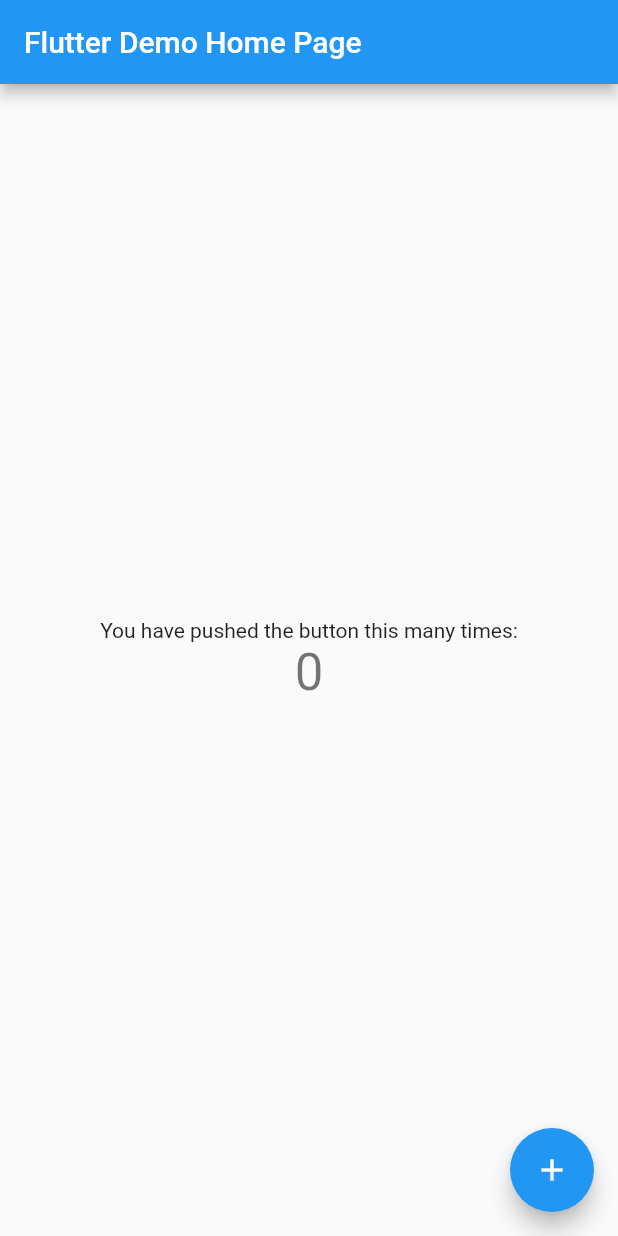
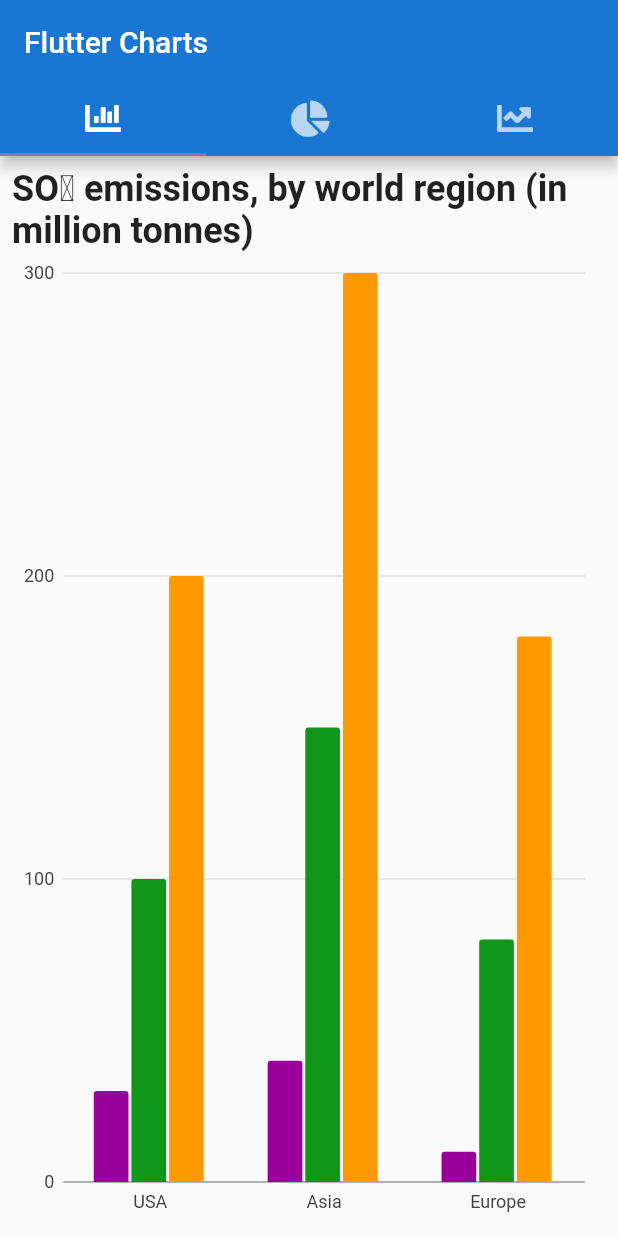
Before and after one commit to richbm10/data-visualization-flutter, a Flutter app: the screen it shows after launch, on a phone screen of 412 x 824 dp. Run offline on Flutter 3.47's test engine with Material 2 defaults, Android fonts, the phone set to English and light mode, and no system bars; our stand-ins replace charts_flutter, font_awesome_flutter.

Commit message:
base-charts

```diff
--- /dev/null
+++ b/data_visualization_project/lib/hompage.dart
@@ -0,0 +1,303 @@
+import 'package:flutter/material.dart';
+import 'package:charts_flutter/flutter.dart' as charts;
+import 'package:font_awesome_flutter/font_awesome_flutter.dart';
+
+class HomePage extends StatefulWidget {
+  final Widget child;
+
+  HomePage({Key key, this.child}) : super(key: key);
+
+  _HomePageState createState() => _HomePageState();
+}
+
+class _HomePageState extends State<HomePage> {
+  List<charts.Series<Pollution, String>> _seriesData;
+  List<charts.Series<Task, String>> _seriesPieData;
+  List<charts.Series<Sales, int>> _seriesLineData;
+
+  _generateData() {
+    var data1 = [
+      new Pollution(1980, 'USA', 30),
+      new Pollution(1980, 'Asia', 40),
+      new Pollution(1980, 'Europe', 10),
+    ];
+    var data2 = [
+      new Pollution(1985, 'USA', 100),
+      new Pollution(1980, 'Asia', 150),
+      new Pollution(1985, 'Europe', 80),
+    ];
+    var data3 = [
+      new Pollution(1985, 'USA', 200),
+      new Pollution(1980, 'Asia', 300),
+      new Pollution(1985, 'Europe', 180),
+    ];
+
+    var piedata = [
+      new Task('Work', 35.8, Color(0xff3366cc)),
+      new Task('Eat', 8.3, Color(0xff990099)),
+      new Task('Commute', 10.8, Color(0xff109618)),
+      new Task('TV', 15.6, Color(0xfffdbe19)),
+      new Task('Sleep', 19.2, Color(0xffff9900)),
+      new Task('Other', 10.3, Color(0xffdc3912)),
+    ];
+
+    var linesalesdata = [
+      new Sales(0, 45),
+      new Sales(1, 56),
+      new Sales(2, 55),
+      new Sales(3, 60),
+      new Sales(4, 61),
+      new Sales(5, 70),
+    ];
+    var linesalesdata1 = [
+      new Sales(0, 35),
+      new Sales(1, 46),
+      new Sales(2, 45),
+      new Sales(3, 50),
+      new Sales(4, 51),
+      new Sales(5, 60),
+    ];
+
+    var linesalesdata2 = [
+      new Sales(0, 20),
+      new Sales(1, 24),
+      new Sales(2, 25),
+      new Sales(3, 40),
+      new Sales(4, 45),
+      new Sales(5, 60),
+    ];
+
+    _seriesData.add(
+      charts.Series(
+        domainFn: (Pollution pollution, _) => pollution.place,
+        measureFn: (Pollution pollution, _) => pollution.quantity,
+        id: '2017',
+        data: data1,
+        fillPatternFn: (_, __) => charts.FillPatternType.solid,
+        fillColorFn: (Pollution pollution, _) =>
+            charts.ColorUtil.fromDartColor(Color(0xff990099)),
+      ),
+    );
+
+    _seriesData.add(
+      charts.Series(
+        domainFn: (Pollution pollution, _) => pollution.place,
+        measureFn: (Pollution pollution, _) => pollution.quantity,
+        id: '2018',
+        data: data2,
+        fillPatternFn: (_, __) => charts.FillPatternType.solid,
+        fillColorFn: (Pollution pollution, _) =>
+           charts.ColorUtil.fromDartColor(Color(0xff109618)),
+      ),
+    );
+
+    _seriesData.add(
+      charts.Series(
+        domainFn: (Pollution pollution, _) => pollution.place,
+        measureFn: (Pollution pollution, _) => pollution.quantity,
+        id: '2019',
+        data: data3,
+        fillPatternFn: (_, __) => charts.FillPatternType.solid,
+       fillColorFn: (Pollution pollution, _) =>
+          charts.ColorUtil.fromDartColor(Color(0xffff9900)),
+      ),
+    );
+
+    _seriesPieData.add(
+      charts.Series(
+        domainFn: (Task task, _) => task.task,
+        measureFn: (Task task, _) => task.taskvalue,
+        colorFn: (Task task, _) =>
+            charts.ColorUtil.fromDartColor(task.colorval),
+        id: 'Air Pollution',
+        data: piedata,
+         labelAccessorFn: (Task row, _) => '${row.taskvalue}',
+      ),
+    );
+
+    _seriesLineData.add(
+      charts.Series(
+        colorFn: (__, _) => charts.ColorUtil.fromDartColor(Color(0xff990099)),
+        id: 'Air Pollution',
+        data: linesalesdata,
+        domainFn: (Sales sales, _) => sales.yearval,
+        measureFn: (Sales sales, _) => sales.salesval,
+      ),
+    );
+    _seriesLineData.add(
+      charts.Series(
+        colorFn: (__, _) => charts.ColorUtil.fromDartColor(Color(0xff109618)),
+        id: 'Air Pollution',
+        data: linesalesdata1,
+        domainFn: (Sales sales, _) => sales.yearval,
+        measureFn: (Sales sales, _) => sales.salesval,
+      ),
+    );
+    _seriesLineData.add(
+      charts.Series(
+        colorFn: (__, _) => charts.ColorUtil.fromDartColor(Color(0xffff9900)),
+        id: 'Air Pollution',
+        data: linesalesdata2,
+        domainFn: (Sales sales, _) => sales.yearval,
+        measureFn: (Sales sales, _) => sales.salesval,
+      ),
+    );
+  }
+
+  @override
+  void initState() {
+    // TODO: implement initState
+    super.initState();
+    _seriesData = List<charts.Series<Pollution, String>>();
+    _seriesPieData = List<charts.Series<Task, String>>();
+    _seriesLineData = List<charts.Series<Sales, int>>();
+    _generateData();
+  }
+
+  @override
+  Widget build(BuildContext context) {
+    return MaterialApp(
+      home: DefaultTabController(
+        length: 3,
+        child: Scaffold(
+          appBar: AppBar(
+            backgroundColor: Color(0xff1976d2),
+            //backgroundColor: Color(0xff308e1c),
+            bottom: TabBar(
+              indicatorColor: Color(0xff9962D0),
+              tabs: [
+                Tab(
+                  icon: Icon(FontAwesomeIcons.solidChartBar),
+                ),
+                Tab(icon: Icon(FontAwesomeIcons.chartPie)),
+                Tab(icon: Icon(FontAwesomeIcons.chartLine)),
+              ],
+            ),
+            title: Text('Flutter Charts'),
+          ),
+          body: TabBarView(
+            children: [
+              Padding(
+                padding: EdgeInsets.all(8.0),
+                child: Container(
+                  child: Center(
+                    child: Column(
+                      children: <Widget>[
+                        Text(
+                            'SO₂ emissions, by world region (in million tonnes)',style: TextStyle(fontSize: 24.0,fontWeight: FontWeight.bold),),
+                        Expanded(
+                          child: charts.BarChart(
+                            _seriesData,
+                            animate: true,
+                            barGroupingType: charts.BarGroupingType.grouped,
+                            //behaviors: [new charts.SeriesLegend()],
+                            animationDuration: Duration(seconds: 5),
+                          ),
+                        ),
+                      ],
+                    ),
+                  ),
+                ),
+              ),
+              Padding(
+                padding: EdgeInsets.all(8.0),
+                child: Container(
+                  child: Center(
+                    child: Column(
+                      children: <Widget>[
+                        Text(
+                            'Time spent on daily tasks',style: TextStyle(fontSize: 24.0,fontWeight: FontWeight.bold),),
+                            SizedBox(height: 10.0,),
+                        Expanded(
+                          child: charts.PieChart(
+                            _seriesPieData,
+                            animate: true,
+                            animationDuration: Duration(seconds: 5),
+                             behaviors: [
+                            new charts.DatumLegend(
+                              outsideJustification: charts.OutsideJustification.endDrawArea,
+                              horizontalFirst: false,
+                              desiredMaxRows: 2,
+                              cellPadding: new EdgeInsets.only(right: 4.0, bottom: 4.0),
+                              entryTextStyle: charts.TextStyleSpec(
+                                  color: charts.MaterialPalette.purple.shadeDefault,
+                                  fontFamily: 'Georgia',
+                                  fontSize: 11),
+                            )
+                          ],
+                           defaultRenderer: new charts.ArcRendererConfig(
+                              arcWidth: 100,
+                             arcRendererDecorators: [
+          new charts.ArcLabelDecorator(
+              labelPosition: charts.ArcLabelPosition.inside)
+        ])),
+                        ),
+                      ],
+                    ),
+                  ),
+                ),
+              ),
+              Padding(
+                padding: EdgeInsets.all(8.0),
+                child: Container(
+                  child: Center(
+                    child: Column(
+                      children: <Widget>[
+                        Text(
+                            'Sales for the first 5 years',style: TextStyle(fontSize: 24.0,fontWeight: FontWeight.bold),),
+                        Expanded(
+                          child: charts.LineChart(
+                            _seriesLineData,
+                            defaultRenderer: new charts.LineRendererConfig(
+                                includeArea: true, stacked: true),
+                            animate: true,
+                            animationDuration: Duration(seconds: 5),
+                            behaviors: [
+        new charts.ChartTitle('Years',
+            behaviorPosition: charts.BehaviorPosition.bottom,
+            titleOutsideJustification:charts.OutsideJustification.middleDrawArea),
+        new charts.ChartTitle('Sales',
+            behaviorPosition: charts.BehaviorPosition.start,
+            titleOutsideJustification: charts.OutsideJustification.middleDrawArea),
+        new charts.ChartTitle('Departments',
+            behaviorPosition: charts.BehaviorPosition.end,
+            titleOutsideJustification:charts.OutsideJustification.middleDrawArea,
+            )
+      ]
+                          ),
+                        ),
+                      ],
+                    ),
+                  ),
+                ),
+              ),
+            ],
+          ),
+        ),
+      ),
+    );
+  }
+}
+
+class Pollution {
+  String place;
+  int year;
+  int quantity;
+
+  Pollution(this.year, this.place, this.quantity);
+}
+
+class Task {
+  String task;
+  double taskvalue;
+  Color colorval;
+
+  Task(this.task, this.taskvalue, this.colorval);
+}
+
+class Sales {
+  int yearval;
+  int salesval;
+
+  Sales(this.yearval, this.salesval);
+}
--- a/data_visualization_project/lib/main.dart
+++ b/data_visualization_project/lib/main.dart
@@ -1,117 +1,19 @@
 import 'package:flutter/material.dart';
+import './hompage.dart';
 
-void main() {
-  runApp(MyApp());
-}
+void main() => runApp(MyApp());
 
 class MyApp extends StatelessWidget {
   // This widget is the root of your application.
   @override
   Widget build(BuildContext context) {
     return MaterialApp(
-      title: 'Flutter Demo',
+      debugShowCheckedModeBanner: false,
+      title: 'Flutter Animated Charts App',
       theme: ThemeData(
-        // This is the theme of your application.
-        //
-        // Try running your application with "flutter run". You'll see the
-        // application has a blue toolbar. Then, without quitting the app, try
-        // changing the primarySwatch below to Colors.green and then invoke
-        // "hot reload" (press "r" in the console where you ran "flutter run",
-        // or simply save your changes to "hot reload" in a Flutter IDE).
-        // Notice that the counter didn't reset back to zero; the application
-        // is not restarted.
-        primarySwatch: Colors.blue,
-        // This makes the visual density adapt to the platform that you run
-        // the app on. For desktop platforms, the controls will be smaller and
-        // closer together (more dense) than on mobile platforms.
-        visualDensity: VisualDensity.adaptivePlatformDensity,
+        primaryColor: Color(0xffff6101),
       ),
-      home: MyHomePage(title: 'Flutter Demo Home Page'),
+      home: HomePage(),
     );
   }
 }
-
-class MyHomePage extends StatefulWidget {
-  MyHomePage({Key key, this.title}) : super(key: key);
-
-  // This widget is the home page of your application. It is stateful, meaning
-  // that it has a State object (defined below) that contains fields that affect
-  // how it looks.
-
-  // This class is the configuration for the state. It holds the values (in this
-  // case the title) provided by the parent (in this case the App widget) and
-  // used by the build method of the State. Fields in a Widget subclass are
-  // always marked "final".
-
-  final String title;
-
-  @override
-  _MyHomePageState createState() => _MyHomePageState();
-}
-
-class _MyHomePageState extends State<MyHomePage> {
-  int _counter = 0;
-
-  void _incrementCounter() {
-    setState(() {
-      // This call to setState tells the Flutter framework that something has
-      // changed in this State, which causes it to rerun the build method below
-      // so that the display can reflect the updated values. If we changed
-      // _counter without calling setState(), then the build method would not be
-      // called again, and so nothing would appear to happen.
-      _counter++;
-    });
-  }
-
-  @override
-  Widget build(BuildContext context) {
-    // This method is rerun every time setState is called, for instance as done
-    // by the _incrementCounter method above.
-    //
-    // The Flutter framework has been optimized to make rerunning build methods
-    // fast, so that you can just rebuild anything that needs updating rather
-    // than having to individually change instances of widgets.
-    return Scaffold(
-      appBar: AppBar(
-        // Here we take the value from the MyHomePage object that was created by
-        // the App.build method, and use it to set our appbar title.
-        title: Text(widget.title),
-      ),
-      body: Center(
-        // Center is a layout widget. It takes a single child and positions it
-        // in the middle of the parent.
-        child: Column(
-          // Column is also a layout widget. It takes a list of children and
-          // arranges them vertically. By default, it sizes itself to fit its
-          // children horizontally, and tries to be as tall as its parent.
-          //
-          // Invoke "debug painting" (press "p" in the console, choose the
-          // "Toggle Debug Paint" action from the Flutter Inspector in Android
-          // Studio, or the "Toggle Debug Paint" command in Visual Studio Code)
-          // to see the wireframe for each widget.
-          //
-          // Column has various properties to control how it sizes itself and
-          // how it positions its children. Here we use mainAxisAlignment to
-          // center the children vertically; the main axis here is the vertical
-          // axis because Columns are vertical (the cross axis would be
-          // horizontal).
-          mainAxisAlignment: MainAxisAlignment.center,
-          children: <Widget>[
-            Text(
-              'You have pushed the button this many times:',
-            ),
-            Text(
-              '$_counter',
-              style: Theme.of(context).textTheme.headline4,
-            ),
-          ],
-        ),
-      ),
-      floatingActionButton: FloatingActionButton(
-        onPressed: _incrementCounter,
-        tooltip: 'Increment',
-        child: Icon(Icons.add),
-      ), // This trailing comma makes auto-formatting nicer for build methods.
-    );
-  }
-}
--- a/data_visualization_project/pubspec.yaml
+++ b/data_visualization_project/pubspec.yaml
@@ -28,6 +28,7 @@ dependencies:
   # The following adds the Cupertino Icons font to your application.
   # Use with the CupertinoIcons class for iOS style icons.
   cupertino_icons: ^0.1.3
+  font_awesome_flutter: ^8.2.0
   charts_flutter: ^0.9.0
 
 dev_dependencies:
```
Also changed, not shown: data_visualization_project/pubspec.lock.
